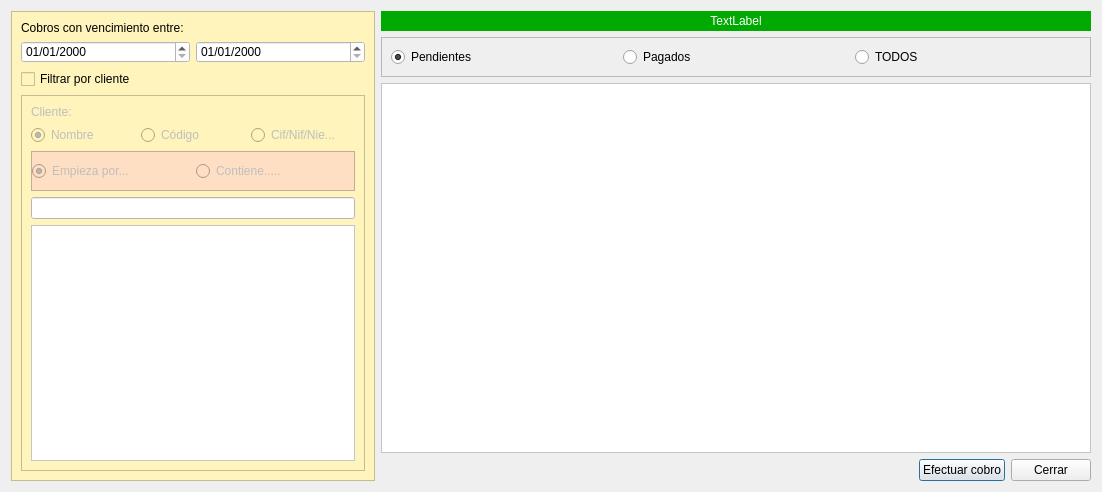
Before: the Qt Designer form Zona_Ventas/frmgestioncobros.ui in arcnexus/RedFoX, drawn with Qt 5.
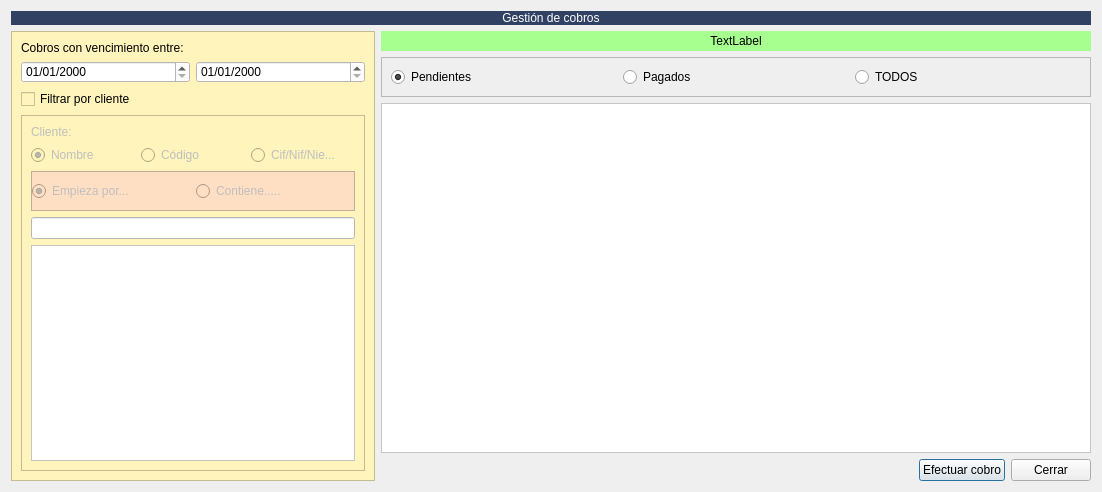
After: the same form once the commit is applied. Icons and pictures are not drawn.

What changed in the file:
```diff
--- a/Zona_Ventas/frmgestioncobros.ui
+++ b/Zona_Ventas/frmgestioncobros.ui
@@ -14,7 +14,96 @@
    <string>Gestión de cobros</string>
   </property>
   <layout class="QGridLayout" name="gridLayout_2">
-   <item row="0" column="0" rowspan="4">
+   <item row="3" column="1" colspan="3">
+    <widget class="QTableView" name="tabla_deuda">
+     <property name="styleSheet">
+      <string notr="true">background-color: rgb(255, 255, 255);
+alternate-background-color: rgb(227, 255, 203);</string>
+     </property>
+     <property name="alternatingRowColors">
+      <bool>true</bool>
+     </property>
+     <property name="selectionMode">
+      <enum>QAbstractItemView::SingleSelection</enum>
+     </property>
+     <property name="selectionBehavior">
+      <enum>QAbstractItemView::SelectRows</enum>
+     </property>
+     <attribute name="horizontalHeaderStretchLastSection">
+      <bool>true</bool>
+     </attribute>
+     <attribute name="verticalHeaderVisible">
+      <bool>false</bool>
+     </attribute>
+    </widget>
+   </item>
+   <item row="4" column="1">
+    <spacer name="horizontalSpacer">
+     <property name="orientation">
+      <enum>Qt::Horizontal</enum>
+     </property>
+     <property name="sizeHint" stdset="0">
+      <size>
+       <width>40</width>
+       <height>20</height>
+      </size>
+     </property>
+    </spacer>
+   </item>
+   <item row="4" column="2">
+    <widget class="QPushButton" name="btncobro_total">
+     <property name="text">
+      <string>Efectuar cobro</string>
+     </property>
+     <property name="icon">
+      <iconset resource="../maya.qrc">
+       <normaloff>:/Icons/PNG/pagos.png</normaloff>:/Icons/PNG/pagos.png</iconset>
+     </property>
+     <property name="iconSize">
+      <size>
+       <width>70</width>
+       <height>70</height>
+      </size>
+     </property>
+    </widget>
+   </item>
+   <item row="1" column="1" colspan="3">
+    <widget class="QLabel" name="lblNombre">
+     <property name="minimumSize">
+      <size>
+       <width>0</width>
+       <height>20</height>
+      </size>
+     </property>
+     <property name="styleSheet">
+      <string notr="true">background-color: rgb(167, 255, 143);</string>
+     </property>
+     <property name="text">
+      <string>TextLabel</string>
+     </property>
+     <property name="alignment">
+      <set>Qt::AlignCenter</set>
+     </property>
+    </widget>
+   </item>
+   <item row="4" column="3">
+    <widget class="QPushButton" name="btnCerrar">
+     <property name="text">
+      <string>Cerrar</string>
+     </property>
+     <property name="icon">
+      <iconset resource="../maya.qrc">
+       <normaloff>:/Icons/PNG/Exit.png</normaloff>:/Icons/PNG/Exit.png</iconset>
+     </property>
+     <property name="iconSize">
+      <size>
+       <width>70</width>
+       <height>70</height>
+      </size>
+     </property>
+    </widget>
+   </item>
+   <item row="1" column="0" rowspan="4">
     <widget class="QFrame" name="frame">
      <property name="minimumSize">
       <size>
@@ -193,97 +282,7 @@
      </layout>
     </widget>
    </item>
-   <item row="0" column="1" colspan="3">
-    <widget class="QLabel" name="lblNombre">
-     <property name="minimumSize">
-      <size>
-       <width>0</width>
-       <height>20</height>
-      </size>
-     </property>
-     <property name="styleSheet">
-      <string notr="true">color: rgb(255, 255, 255);
-background-color: rgb(0, 170, 0);</string>
-     </property>
-     <property name="text">
-      <string>TextLabel</string>
-     </property>
-     <property name="alignment">
-      <set>Qt::AlignCenter</set>
-     </property>
-    </widget>
-   </item>
-   <item row="3" column="2">
-    <widget class="QPushButton" name="btncobro_total">
-     <property name="text">
-      <string>Efectuar cobro</string>
-     </property>
-     <property name="icon">
-      <iconset resource="../maya.qrc">
-       <normaloff>:/Icons/PNG/pagos.png</normaloff>:/Icons/PNG/pagos.png</iconset>
-     </property>
-     <property name="iconSize">
-      <size>
-       <width>70</width>
-       <height>70</height>
-      </size>
-     </property>
-    </widget>
-   </item>
-   <item row="3" column="1">
-    <spacer name="horizontalSpacer">
-     <property name="orientation">
-      <enum>Qt::Horizontal</enum>
-     </property>
-     <property name="sizeHint" stdset="0">
-      <size>
-       <width>40</width>
-       <height>20</height>
-      </size>
-     </property>
-    </spacer>
-   </item>
    <item row="2" column="1" colspan="3">
-    <widget class="QTableView" name="tabla_deuda">
-     <property name="styleSheet">
-      <string notr="true">background-color: rgb(255, 255, 255);
-alternate-background-color: rgb(227, 255, 203);</string>
-     </property>
-     <property name="alternatingRowColors">
-      <bool>true</bool>
-     </property>
-     <property name="selectionMode">
-      <enum>QAbstractItemView::SingleSelection</enum>
-     </property>
-     <property name="selectionBehavior">
-      <enum>QAbstractItemView::SelectRows</enum>
-     </property>
-     <attribute name="horizontalHeaderStretchLastSection">
-      <bool>true</bool>
-     </attribute>
-     <attribute name="verticalHeaderVisible">
-      <bool>false</bool>
-     </attribute>
-    </widget>
-   </item>
-   <item row="3" column="3">
-    <widget class="QPushButton" name="btnCerrar">
-     <property name="text">
-      <string>Cerrar</string>
-     </property>
-     <property name="icon">
-      <iconset resource="../maya.qrc">
-       <normaloff>:/Icons/PNG/Exit.png</normaloff>:/Icons/PNG/Exit.png</iconset>
-     </property>
-     <property name="iconSize">
-      <size>
-       <width>70</width>
-       <height>70</height>
-      </size>
-     </property>
-    </widget>
-   </item>
-   <item row="1" column="1" colspan="3">
     <widget class="QFrame" name="frame_pagados">
      <property name="frameShape">
       <enum>QFrame::StyledPanel</enum>
@@ -322,6 +321,21 @@
      </layout>
     </widget>
    </item>
+   <item row="0" column="0" colspan="4">
+    <widget class="QLabel" name="label_3">
+     <property name="styleSheet">
+      <string notr="true">font: 14pt &quot;Sans Serif&quot;;
+color: rgb(255, 255, 255);
+background-color: #304163;</string>
+     </property>
+     <property name="text">
+      <string>Gestión de cobros</string>
+     </property>
+     <property name="alignment">
+      <set>Qt::AlignCenter</set>
+     </property>
+    </widget>
+   </item>
   </layout>
  </widget>
  <resources>
```
